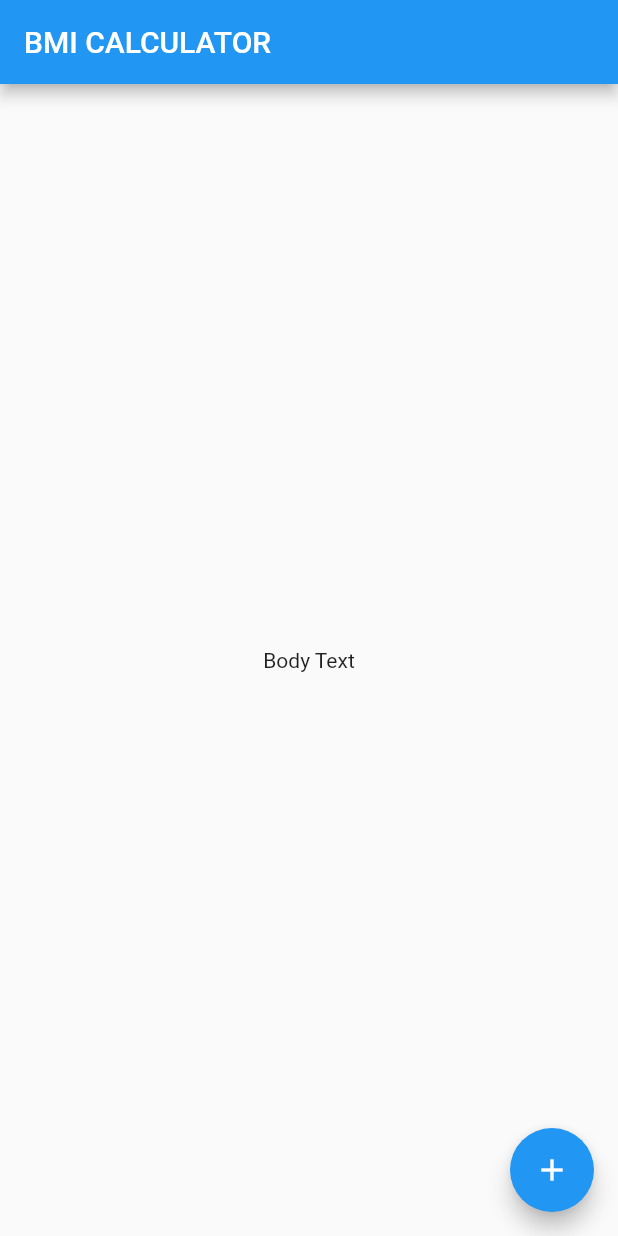
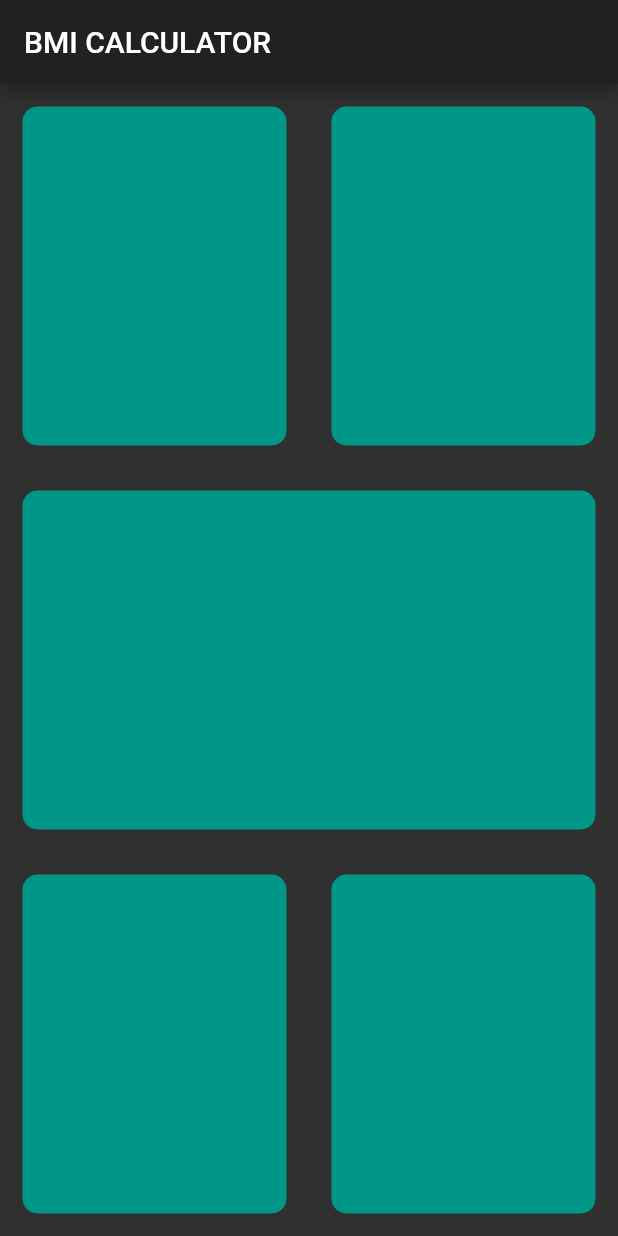
Before and after one commit to sharifc2016/my_bmi, a Flutter app: the screen it shows after launch, on a phone screen of 412 x 824 dp. Run offline on Flutter 3.47's test engine with Material 2 defaults, Android fonts, the phone set to English and light mode, and no system bars.

```diff
--- /dev/null
+++ b/lib/input_page.dart
@@ -0,0 +1,103 @@
+import 'package:flutter/material.dart';
+
+class InputPage extends StatefulWidget {
+  @override
+  _InputPageState createState() => _InputPageState();
+}
+
+class _InputPageState extends State<InputPage> {
+  @override
+  Widget build(BuildContext context) {
+    return Scaffold(
+      appBar: AppBar(
+        title: Text('BMI CALCULATOR'),
+      ),
+      body: body(),
+    );
+  }
+
+  Row firstRow() {
+    return Row(
+      children: [
+        Expanded(
+          child: Container(
+            margin: EdgeInsets.all(15.0),
+            decoration: BoxDecoration(
+              borderRadius: BorderRadius.circular(10.0),
+              color: Colors.teal,
+            ),
+          ),
+        ),
+        Expanded(
+          child: Container(
+            margin: EdgeInsets.all(15.0),
+            decoration: BoxDecoration(
+              borderRadius: BorderRadius.circular(10.0),
+              color: Colors.teal,
+            ),
+          ),
+        ),
+      ],
+    );
+    // return Container(
+
+    // );
+  }
+
+  Row secondRow() {
+    return Row(
+      children: [
+        Expanded(
+          child: Container(
+            margin: EdgeInsets.all(15.0),
+            decoration: BoxDecoration(
+              borderRadius: BorderRadius.circular(10.0),
+              color: Colors.teal,
+            ),
+          ),
+        ),
+      ],
+    );
+    // return Container(
+
+    // );
+  }
+
+  Row thirdRow() {
+    return Row(
+      children: [
+        Expanded(
+          child: Container(
+            margin: EdgeInsets.all(15.0),
+            decoration: BoxDecoration(
+              borderRadius: BorderRadius.circular(10.0),
+              color: Colors.teal,
+            ),
+          ),
+        ),
+        Expanded(
+          child: Container(
+            margin: EdgeInsets.all(15.0),
+            decoration: BoxDecoration(
+              borderRadius: BorderRadius.circular(10.0),
+              color: Colors.teal,
+            ),
+          ),
+        ),
+      ],
+    );
+    // return Container(
+
+    // );
+  }
+
+  Column body() {
+    return Column(
+      children: [
+        Expanded(child: firstRow()),
+        Expanded(child: secondRow()),
+        Expanded(child: thirdRow())
+      ],
+    );
+  }
+}
--- a/lib/main.dart
+++ b/lib/main.dart
@@ -1,4 +1,5 @@
 import 'package:flutter/material.dart';
+import 'package:my_bmi/input_page.dart';
 
 void main() => runApp(BMICalculator());
 
@@ -6,30 +7,8 @@ class BMICalculator extends StatelessWidget {
   @override
   Widget build(BuildContext context) {
     return MaterialApp(
+      theme: ThemeData.dark(),
       home: InputPage(),
     );
   }
 }
-
-class InputPage extends StatefulWidget {
-  @override
-  _InputPageState createState() => _InputPageState();
-}
-
-class _InputPageState extends State<InputPage> {
-  @override
-  Widget build(BuildContext context) {
-    return Scaffold(
-      appBar: AppBar(
-        title: Text('BMI CALCULATOR'),
-      ),
-      body: Center(
-        child: Text('Body Text'),
-      ),
-      floatingActionButton: FloatingActionButton(
-        onPressed: () {},
-        child: Icon(Icons.add),
-      ),
-    );
-  }
-}
```
Also changed, not shown: 1 other file.
